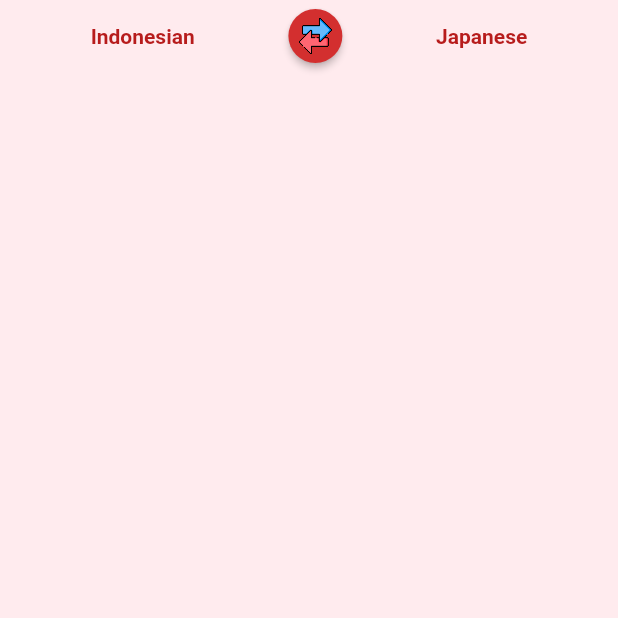
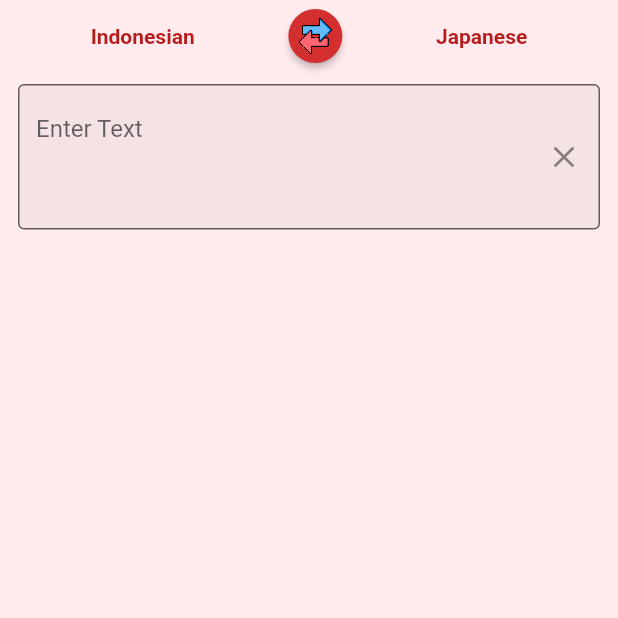
Before and after one commit to Tetsukick/indonesia_flash_card, a Flutter app: the TranslationScreen screen opened directly, on a phone screen of 412 x 824 dp, the top half of it. Run offline on Flutter 3.47's test engine with Material 2 defaults, Android fonts, the phone set to English and light mode, and no system bars; drawn by our look-alikes of auto_size_text; our stand-ins replace carousel_slider, curved_navigation_bar, firebase_analytics, firebase_core, firebase_crashlytics, firebase_messaging and 20 more; missing offline and left inert: app_tracking_transparency, flutter_dialogs, flutter_inappwebview, googleapis, social_share; accounts and stored records are empty; generated files the repository leaves out were written again; network calls fail.

Commit message:
TextFormField 追加

```diff
--- a/lib/screen/translation_screen.dart
+++ b/lib/screen/translation_screen.dart
@@ -45,6 +45,7 @@ class _TranslationScreenState extends ConsumerState<TranslationScreen> {
   late AppDatabase database;
   late BannerAd bannerAd;
   bool _isIndonesiaToJapanese = true;
+  TextEditingController _inputController = TextEditingController();
 
   @override
   void initState() {
@@ -76,6 +77,8 @@ class _TranslationScreenState extends ConsumerState<TranslationScreen> {
           child: Column(
             children: [
               _titleBar(),
+              SizedBox(height: SizeConfig.smallMargin),
+              _inputField(),
             ],
           ),
         ),
@@ -102,6 +105,24 @@ class _TranslationScreenState extends ConsumerState<TranslationScreen> {
         ),
         TextWidget.titleRedMedium(_isIndonesiaToJapanese ? _japanese : _indonesian),
       ],
+    );
+  }
+
+  Widget _inputField() {
+    return TextFormField(
+      maxLines: null,
+      minLines: 3,
+      controller: _inputController,
+      decoration: InputDecoration(
+        border: OutlineInputBorder(),
+        filled: true,
+        hintText: 'Enter Text',
+        alignLabelWithHint: true,
+        suffixIcon: IconButton(
+          icon: Icon(Icons.clear),
+          onPressed: () => _inputController.clear(),
+        ),
+      ),
     );
   }
 
```
